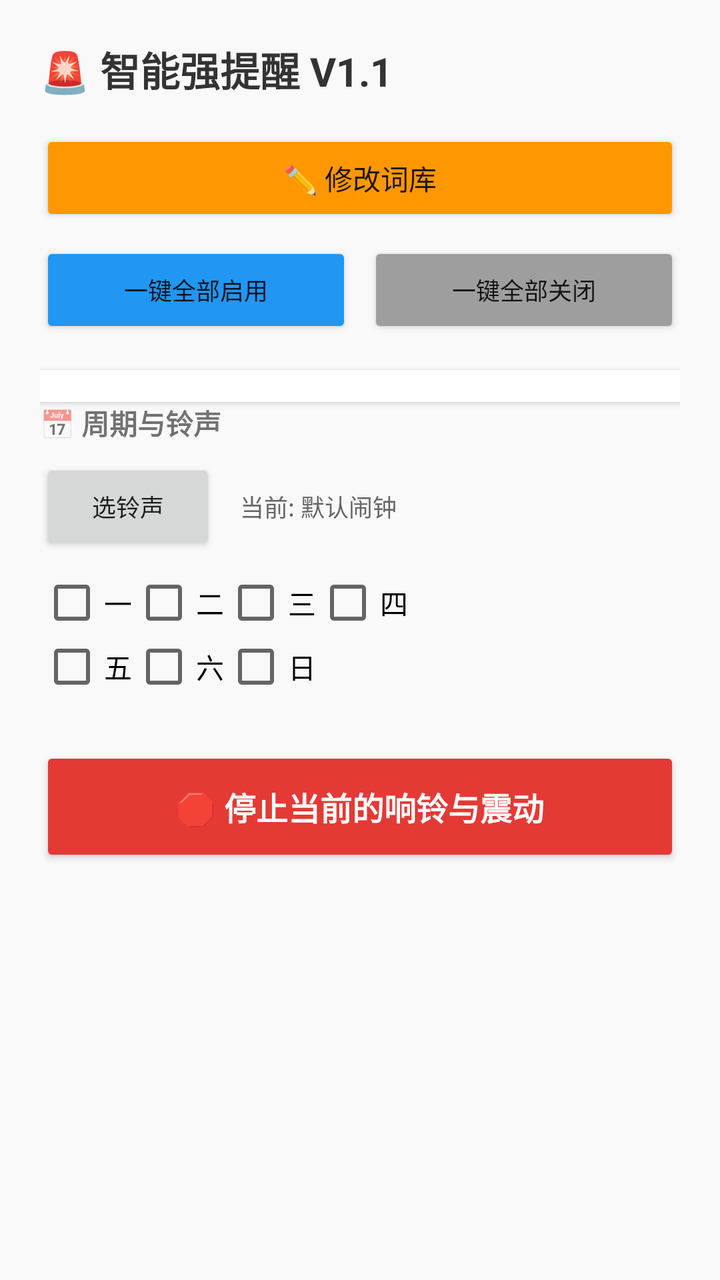
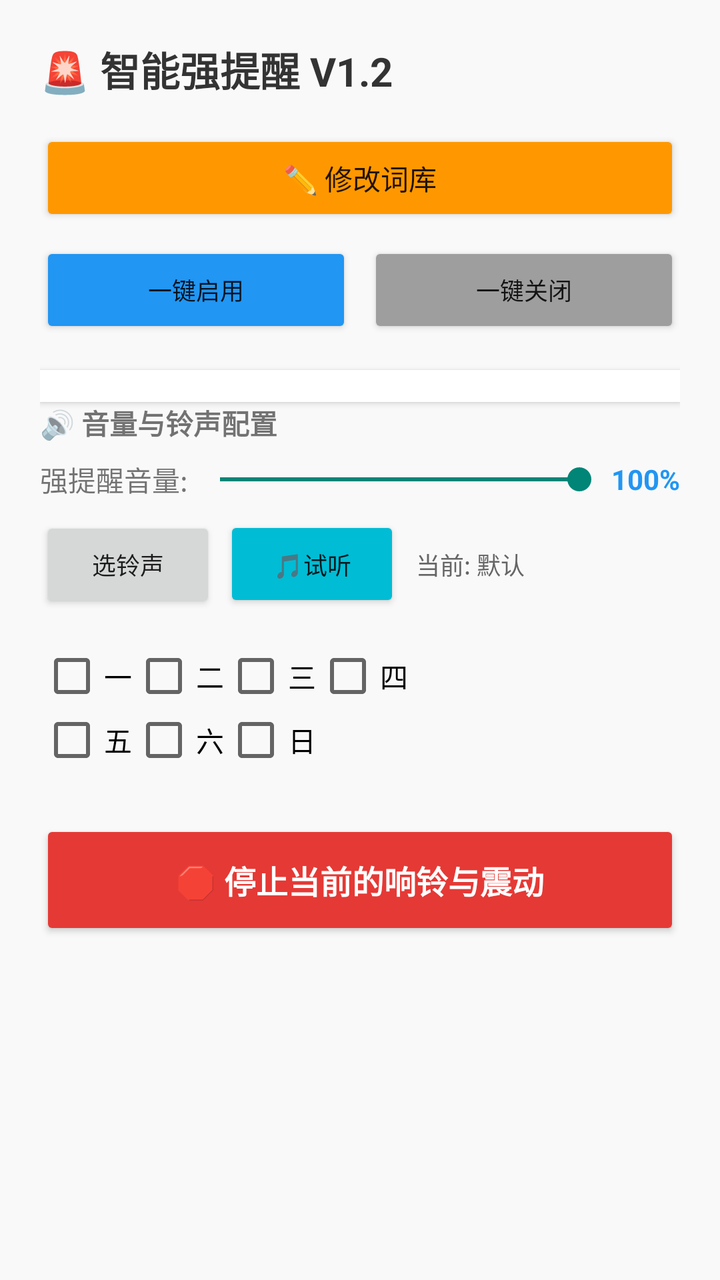

The first picture is an Android layout as it rendered before a commit; the second is the same layout after the commit. The layout source and the unified diff follow.
<!-- AndroidManifest.xml: application theme Theme.AppCompat.Light.NoActionBar -->
<!-- res/layout/activity_main.xml -->
<?xml version="1.0" encoding="utf-8"?>
<ScrollView xmlns:android="http://schemas.android.com/apk/res/android"
    android:layout_width="match_parent"
    android:layout_height="match_parent"
    android:background="#F9F9F9">

    <LinearLayout
        android:layout_width="match_parent"
        android:layout_height="wrap_content"
        android:orientation="vertical"
        android:padding="20dp">

        <TextView
            android:layout_width="wrap_content"
            android:layout_height="wrap_content"
            android:text="🚨 智能强提醒 V1.1"
            android:textSize="20sp"
            android:textStyle="bold"
            android:textColor="#333333"
            android:layout_marginBottom="16dp"/>

        <LinearLayout
            android:layout_width="match_parent"
            android:layout_height="wrap_content"
            android:orientation="horizontal"
            android:layout_marginBottom="8dp">
            <Button android:id="@+id/btnEdit" android:layout_width="0dp" android:layout_height="wrap_content" android:layout_weight="1" android:text="✏️ 修改词库" android:backgroundTint="#FF9800"/>
            <Button android:id="@+id/btnSave" android:layout_width="0dp" android:layout_height="wrap_content" android:layout_weight="1" android:text="💾 保存生效" android:backgroundTint="#4CAF50" android:layout_marginStart="8dp" android:visibility="gone"/>
        </LinearLayout>

        <LinearLayout
            android:layout_width="match_parent"
            android:layout_height="wrap_content"
            android:orientation="horizontal"
            android:layout_marginBottom="16dp">
            <Button android:id="@+id/btnEnableAll" android:layout_width="0dp" android:layout_height="wrap_content" android:layout_weight="1" android:text="一键全部启用" android:textSize="12sp" android:backgroundTint="#2196F3"/>
            <Button android:id="@+id/btnDisableAll" android:layout_width="0dp" android:layout_height="wrap_content" android:layout_weight="1" android:text="一键全部关闭" android:textSize="12sp" android:backgroundTint="#9E9E9E" android:layout_marginStart="8dp"/>
        </LinearLayout>

        <LinearLayout
            android:id="@+id/llKeywordContainer"
            android:layout_width="match_parent"
            android:layout_height="wrap_content"
            android:orientation="vertical"
            android:background="#FFFFFF"
            android:padding="8dp"
            android:elevation="2dp"/>

        <Button
            android:id="@+id/btnAddKeyword"
            android:layout_width="match_parent"
            android:layout_height="wrap_content"
            android:text="+ 新增监控关键词"
            android:backgroundTint="#E0E0E0"
            android:textColor="#333333"
            android:layout_marginTop="8dp"
            android:layout_marginBottom="24dp"
            android:visibility="gone"/>

        <TextView android:layout_width="wrap_content" android:layout_height="wrap_content" android:text="📅 周期与铃声" android:textStyle="bold" android:layout_marginBottom="8dp"/>
        <LinearLayout android:layout_width="match_parent" android:layout_height="wrap_content" android:orientation="horizontal" android:layout_marginBottom="8dp">
            <Button android:id="@+id/btnSelectRingtone" android:layout_width="wrap_content" android:layout_height="wrap_content" android:text="选铃声" android:textSize="12sp"/>
            <TextView android:id="@+id/tvRingtoneName" android:layout_width="match_parent" android:layout_height="wrap_content" android:text="当前: 默认闹钟" android:paddingStart="12dp" android:textSize="12sp" android:textColor="#666666"/>
        </LinearLayout>

        <GridLayout android:layout_width="match_parent" android:layout_height="wrap_content" android:columnCount="4" android:layout_marginBottom="24dp">
            <CheckBox android:id="@+id/cbMon" android:text="一"/>
            <CheckBox android:id="@+id/cbTue" android:text="二"/>
            <CheckBox android:id="@+id/cbWed" android:text="三"/>
            <CheckBox android:id="@+id/cbThu" android:text="四"/>
            <CheckBox android:id="@+id/cbFri" android:text="五"/>
            <CheckBox android:id="@+id/cbSat" android:text="六"/>
            <CheckBox android:id="@+id/cbSun" android:text="日"/>
        </GridLayout>

        <Button
            android:id="@+id/btnStopAlarm"
            android:layout_width="match_parent"
            android:layout_height="60dp"
            android:text="🛑 停止当前的响铃与震动"
            android:backgroundTint="#E53935"
            android:textColor="#FFFFFF"
            android:textSize="16sp"
            android:textStyle="bold"/>

        <TextView android:id="@+id/tvCopyright" android:layout_width="match_parent" android:layout_height="wrap_content" android:gravity="center" android:layout_marginTop="32dp" android:layout_marginBottom="16dp" android:textSize="12sp" android:textColor="#999999" android:autoLink="web" />

    </LinearLayout>
</ScrollView>
<!-- resources referenced by this layout -->
<resources>

</resources>

<!-- the commit's change to res/layout/activity_main.xml (unified diff, before → after) -->
@@ -13,54 +13,38 @@
         <TextView
             android:layout_width="wrap_content"
             android:layout_height="wrap_content"
-            android:text="🚨 智能强提醒 V1.1"
+            android:text="🚨 智能强提醒 V1.2"
             android:textSize="20sp"
             android:textStyle="bold"
             android:textColor="#333333"
             android:layout_marginBottom="16dp"/>
 
-        <LinearLayout
-            android:layout_width="match_parent"
-            android:layout_height="wrap_content"
-            android:orientation="horizontal"
-            android:layout_marginBottom="8dp">
+        <LinearLayout android:layout_width="match_parent" android:layout_height="wrap_content" android:orientation="horizontal" android:layout_marginBottom="8dp">
             <Button android:id="@+id/btnEdit" android:layout_width="0dp" android:layout_height="wrap_content" android:layout_weight="1" android:text="✏️ 修改词库" android:backgroundTint="#FF9800"/>
             <Button android:id="@+id/btnSave" android:layout_width="0dp" android:layout_height="wrap_content" android:layout_weight="1" android:text="💾 保存生效" android:backgroundTint="#4CAF50" android:layout_marginStart="8dp" android:visibility="gone"/>
         </LinearLayout>
 
-        <LinearLayout
-            android:layout_width="match_parent"
-            android:layout_height="wrap_content"
-            android:orientation="horizontal"
-            android:layout_marginBottom="16dp">
-            <Button android:id="@+id/btnEnableAll" android:layout_width="0dp" android:layout_height="wrap_content" android:layout_weight="1" android:text="一键全部启用" android:textSize="12sp" android:backgroundTint="#2196F3"/>
-            <Button android:id="@+id/btnDisableAll" android:layout_width="0dp" android:layout_height="wrap_content" android:layout_weight="1" android:text="一键全部关闭" android:textSize="12sp" android:backgroundTint="#9E9E9E" android:layout_marginStart="8dp"/>
+        <LinearLayout android:layout_width="match_parent" android:layout_height="wrap_content" android:orientation="horizontal" android:layout_marginBottom="16dp">
+            <Button android:id="@+id/btnEnableAll" android:layout_width="0dp" android:layout_height="wrap_content" android:layout_weight="1" android:text="一键启用" android:textSize="12sp" android:backgroundTint="#2196F3"/>
+            <Button android:id="@+id/btnDisableAll" android:layout_width="0dp" android:layout_height="wrap_content" android:layout_weight="1" android:text="一键关闭" android:textSize="12sp" android:backgroundTint="#9E9E9E" android:layout_marginStart="8dp"/>
         </LinearLayout>
 
-        <LinearLayout
-            android:id="@+id/llKeywordContainer"
-            android:layout_width="match_parent"
-            android:layout_height="wrap_content"
-            android:orientation="vertical"
-            android:background="#FFFFFF"
-            android:padding="8dp"
-            android:elevation="2dp"/>
+        <LinearLayout android:id="@+id/llKeywordContainer" android:layout_width="match_parent" android:layout_height="wrap_content" android:orientation="vertical" android:background="#FFFFFF" android:padding="8dp" android:elevation="2dp"/>
 
-        <Button
-            android:id="@+id/btnAddKeyword"
-            android:layout_width="match_parent"
-            android:layout_height="wrap_content"
-            android:text="+ 新增监控关键词"
-            android:backgroundTint="#E0E0E0"
-            android:textColor="#333333"
-            android:layout_marginTop="8dp"
-            android:layout_marginBottom="24dp"
-            android:visibility="gone"/>
+        <Button android:id="@+id/btnAddKeyword" android:layout_width="match_parent" android:layout_height="wrap_content" android:text="+ 新增监控关键词" android:backgroundTint="#E0E0E0" android:textColor="#333333" android:layout_marginTop="8dp" android:layout_marginBottom="24dp" android:visibility="gone"/>
 
-        <TextView android:layout_width="wrap_content" android:layout_height="wrap_content" android:text="📅 周期与铃声" android:textStyle="bold" android:layout_marginBottom="8dp"/>
-        <LinearLayout android:layout_width="match_parent" android:layout_height="wrap_content" android:orientation="horizontal" android:layout_marginBottom="8dp">
+        <TextView android:layout_width="wrap_content" android:layout_height="wrap_content" android:text="🔊 音量与铃声配置" android:textStyle="bold" android:layout_marginBottom="8dp"/>
+        
+        <LinearLayout android:layout_width="match_parent" android:layout_height="wrap_content" android:orientation="horizontal" android:gravity="center_vertical" android:layout_marginBottom="8dp">
+            <TextView android:layout_width="wrap_content" android:layout_height="wrap_content" android:text="强提醒音量:" android:textSize="14sp"/>
+            <SeekBar android:id="@+id/sbVolume" android:layout_width="0dp" android:layout_weight="1" android:layout_height="wrap_content" android:max="100" android:progress="100"/>
+            <TextView android:id="@+id/tvVolumePercent" android:layout_width="wrap_content" android:layout_height="wrap_content" android:text="100%" android:textSize="14sp" android:textColor="#2196F3" android:textStyle="bold"/>
+        </LinearLayout>
+
+        <LinearLayout android:layout_width="match_parent" android:layout_height="wrap_content" android:orientation="horizontal" android:layout_marginBottom="16dp">
             <Button android:id="@+id/btnSelectRingtone" android:layout_width="wrap_content" android:layout_height="wrap_content" android:text="选铃声" android:textSize="12sp"/>
-            <TextView android:id="@+id/tvRingtoneName" android:layout_width="match_parent" android:layout_height="wrap_content" android:text="当前: 默认闹钟" android:paddingStart="12dp" android:textSize="12sp" android:textColor="#666666"/>
+            <Button android:id="@+id/btnTestRingtone" android:layout_width="wrap_content" android:layout_height="wrap_content" android:text="🎵试听" android:textSize="12sp" android:backgroundTint="#00BCD4" android:layout_marginStart="4dp"/>
+            <TextView android:id="@+id/tvRingtoneName" android:layout_width="match_parent" android:layout_height="wrap_content" android:text="当前: 默认" android:paddingStart="8dp" android:textSize="12sp" android:textColor="#666666"/>
         </LinearLayout>
 
         <GridLayout android:layout_width="match_parent" android:layout_height="wrap_content" android:columnCount="4" android:layout_marginBottom="24dp">
@@ -73,17 +57,8 @@
             <CheckBox android:id="@+id/cbSun" android:text="日"/>
         </GridLayout>
 
-        <Button
-            android:id="@+id/btnStopAlarm"
-            android:layout_width="match_parent"
-            android:layout_height="60dp"
-            android:text="🛑 停止当前的响铃与震动"
-            android:backgroundTint="#E53935"
-            android:textColor="#FFFFFF"
-            android:textSize="16sp"
-            android:textStyle="bold"/>
+        <Button android:id="@+id/btnStopAlarm" android:layout_width="match_parent" android:layout_height="60dp" android:text="🛑 停止当前的响铃与震动" android:backgroundTint="#E53935" android:textColor="#FFFFFF" android:textSize="16sp" android:textStyle="bold"/>
 
         <TextView android:id="@+id/tvCopyright" android:layout_width="match_parent" android:layout_height="wrap_content" android:gravity="center" android:layout_marginTop="32dp" android:layout_marginBottom="16dp" android:textSize="12sp" android:textColor="#999999" android:autoLink="web" />
-
     </LinearLayout>
 </ScrollView>
